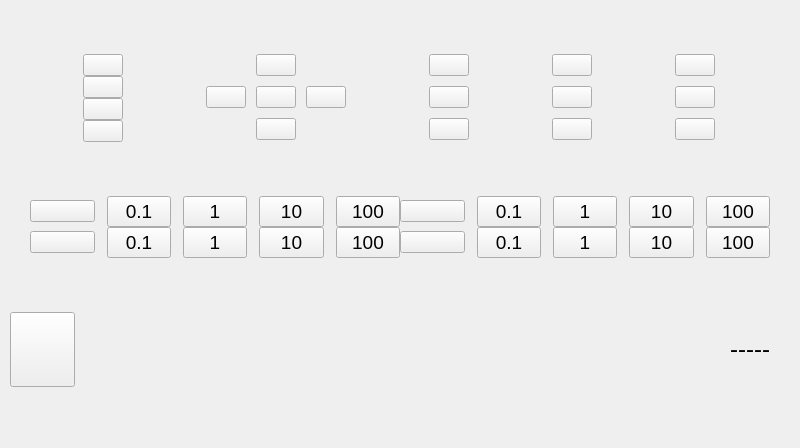
re3Dprinting/touchscreen, file ClientApp/qt/controlpage_qt.ui: the form before one commit.
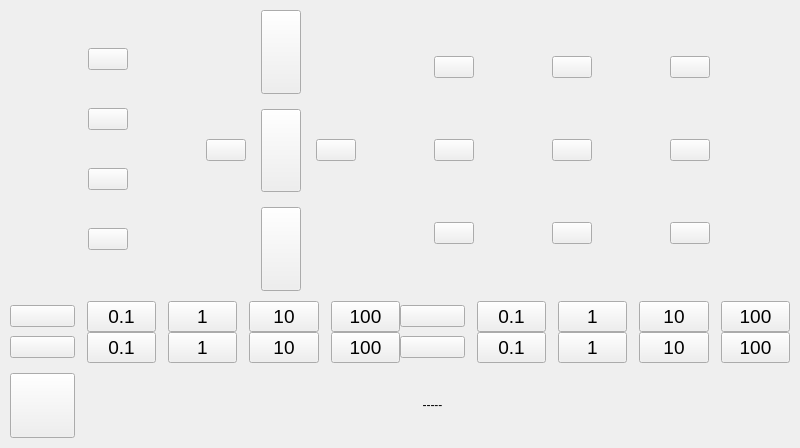
The form after the commit. Icons and pictures are not drawn.

Patch:
```diff
--- a/ClientApp/qt/controlpage_qt.ui
+++ b/ClientApp/qt/controlpage_qt.ui
@@ -21,25 +21,28 @@
   </property>
   <layout class="QVBoxLayout" name="verticalLayout_5">
    <property name="spacing">
-    <number>0</number>
+    <number>10</number>
    </property>
    <property name="leftMargin">
-    <number>0</number>
+    <number>10</number>
    </property>
    <property name="topMargin">
-    <number>0</number>
+    <number>10</number>
    </property>
    <property name="rightMargin">
-    <number>0</number>
+    <number>10</number>
    </property>
    <property name="bottomMargin">
-    <number>5</number>
+    <number>10</number>
    </property>
    <item>
     <layout class="QHBoxLayout" name="horizontalLayout_5">
      <property name="spacing">
       <number>0</number>
      </property>
+     <property name="leftMargin">
+      <number>0</number>
+     </property>
      <item>
       <layout class="QVBoxLayout" name="verticalLayout_4">
        <property name="spacing">
@@ -178,7 +181,7 @@
      <item>
       <layout class="QGridLayout" name="gridLayout_3">
        <property name="spacing">
-        <number>10</number>
+        <number>15</number>
        </property>
        <item row="1" column="0">
         <widget class="QPushButton" name="XNeg">
@@ -215,7 +218,7 @@
        <item row="0" column="1">
         <widget class="QPushButton" name="YPos">
          <property name="sizePolicy">
-          <sizepolicy hsizetype="Maximum" vsizetype="Maximum">
+          <sizepolicy hsizetype="Maximum" vsizetype="Expanding">
            <horstretch>0</horstretch>
            <verstretch>0</verstretch>
           </sizepolicy>
@@ -279,7 +282,7 @@
        <item row="1" column="1">
         <widget class="QPushButton" name="XYIcon">
          <property name="sizePolicy">
-          <sizepolicy hsizetype="Maximum" vsizetype="Maximum">
+          <sizepolicy hsizetype="Maximum" vsizetype="Expanding">
            <horstretch>0</horstretch>
            <verstretch>0</verstretch>
           </sizepolicy>
@@ -311,7 +314,7 @@
        <item row="2" column="1">
         <widget class="QPushButton" name="YNeg">
          <property name="sizePolicy">
-          <sizepolicy hsizetype="Maximum" vsizetype="Maximum">
+          <sizepolicy hsizetype="Maximum" vsizetype="Expanding">
            <horstretch>0</horstretch>
            <verstretch>0</verstretch>
           </sizepolicy>
@@ -345,7 +348,7 @@
      <item>
       <layout class="QVBoxLayout" name="verticalLayout">
        <property name="spacing">
-        <number>10</number>
+        <number>15</number>
        </property>
        <item>
         <widget class="QPushButton" name="ZNeg">
@@ -448,7 +451,7 @@
      <item>
       <layout class="QVBoxLayout" name="verticalLayout_2">
        <property name="spacing">
-        <number>10</number>
+        <number>15</number>
        </property>
        <item>
         <widget class="QPushButton" name="E0Neg">
@@ -551,7 +554,7 @@
      <item>
       <layout class="QVBoxLayout" name="verticalLayout_3">
        <property name="spacing">
-        <number>10</number>
+        <number>15</number>
        </property>
        <item>
         <widget class="QPushButton" name="E1Neg">
@@ -656,10 +659,10 @@
    <item>
     <layout class="QGridLayout" name="gridLayout_2">
      <property name="leftMargin">
-      <number>30</number>
+      <number>0</number>
      </property>
      <property name="rightMargin">
-      <number>30</number>
+      <number>0</number>
      </property>
      <property name="spacing">
       <number>0</number>
@@ -1521,11 +1524,11 @@
    <item>
     <layout class="QHBoxLayout" name="horizontalLayout_6">
      <property name="leftMargin">
+      <number>0</number>
+     </property>
+     <property name="rightMargin">
       <number>10</number>
      </property>
-     <property name="rightMargin">
-      <number>30</number>
-     </property>
      <item>
       <widget class="QPushButton" name="Back">
        <property name="sizePolicy">
@@ -1537,7 +1540,7 @@
        <property name="minimumSize">
         <size>
          <width>65</width>
-         <height>75</height>
+         <height>65</height>
         </size>
        </property>
        <property name="maximumSize">
@@ -1567,13 +1570,13 @@
      <item>
       <widget class="QLabel" name="PositionLabel">
        <property name="sizePolicy">
-        <sizepolicy hsizetype="Minimum" vsizetype="Maximum">
+        <sizepolicy hsizetype="MinimumExpanding" vsizetype="Maximum">
          <horstretch>0</horstretch>
          <verstretch>0</verstretch>
         </sizepolicy>
        </property>
        <property name="text">
-        <string>&lt;html&gt;&lt;head/&gt;&lt;body&gt;&lt;p align=&quot;right&quot;&gt;&lt;span style=&quot; font-size:18pt;&quot;&gt;-----&lt;/span&gt;&lt;/p&gt;&lt;/body&gt;&lt;/html&gt;</string>
+        <string>-----</string>
        </property>
        <property name="alignment">
         <set>Qt::AlignCenter</set>
```
Left out of the diff: 1278 changed lines with no effect on the pictures.
